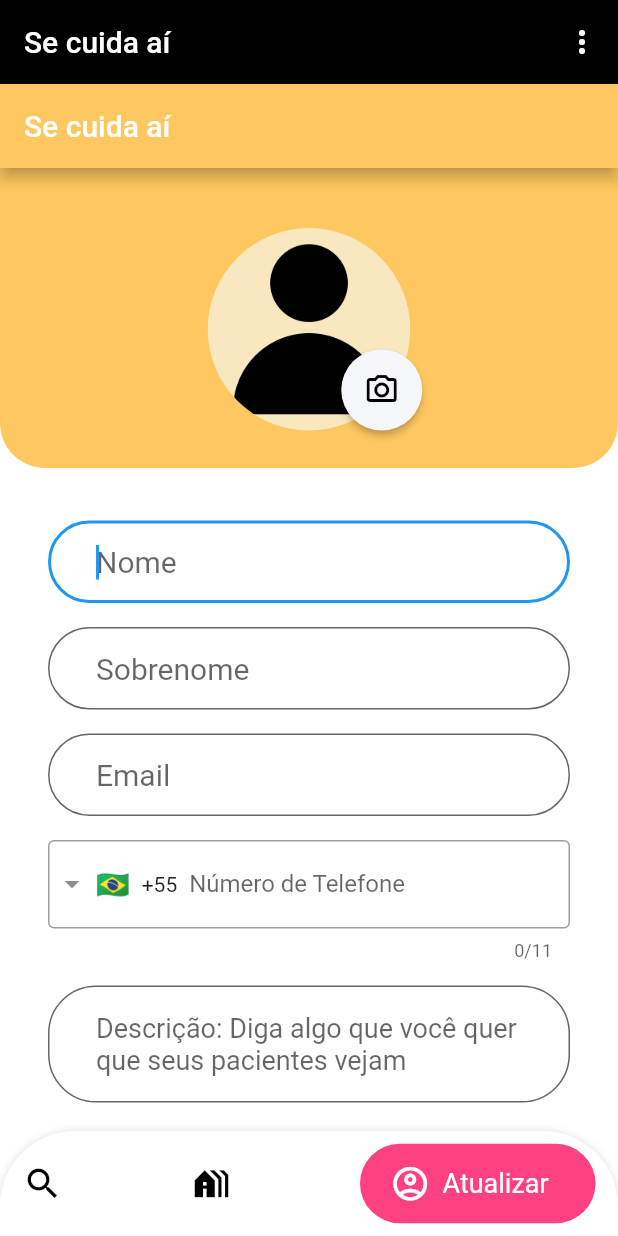
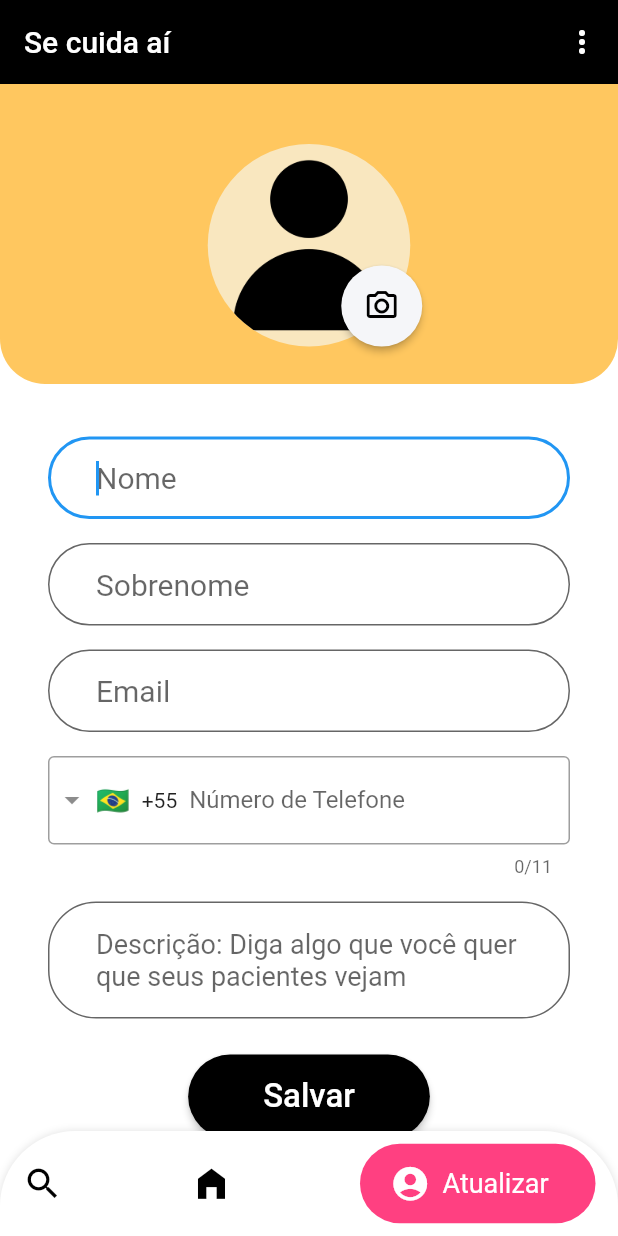
Before and after one commit to Jessicapereirac/Se-cuida-ai, a Flutter app: the homeProfissional screen opened directly, swiped to page 3, on a phone screen of 412 x 824 dp. Run offline on Flutter 3.47's test engine with Material 2 defaults, Android fonts, the phone set to English and light mode, and no system bars; drawn by our look-alikes of intl_phone_field; our stand-ins replace cloud_firestore, firebase_auth, firebase_core, firebase_storage, hexcolor, image_picker and 1 more; accounts and stored records are empty; network calls fail.

Commit message:
navegação sem bug

```diff
--- a/Se_cuida_ai/lib/login.dart
+++ b/Se_cuida_ai/lib/login.dart
@@ -75,9 +75,6 @@ class _loginState extends State<login> {
             MaterialPageRoute(
                 builder: (context) => homeProfissional()));
       }
-
-
-
     }).catchError((error){
       setState(() {
         msgErro = "Login ou senha invalidos, verfique e tente novamente";
@@ -90,7 +87,7 @@ class _loginState extends State<login> {
   Widget build(BuildContext context) {
     return Scaffold(
       appBar: AppBar(
-        backgroundColor: Colors.white10,
+        backgroundColor: Colors.black,
         title: Text("Se cuida aí"),
       ),
       body: Container(
--- a/Se_cuida_ai/lib/telas paciente/principal.dart
+++ b/Se_cuida_ai/lib/telas paciente/principal.dart
@@ -20,7 +20,7 @@ class _homePacienteState extends State<homePaciente> {
 
   PageController _pageController = PageController(
     initialPage: 0,
-    keepPage: true
+    keepPage: false
   );
 
   void mudaPagina(int index){
@@ -53,7 +53,7 @@ class _homePacienteState extends State<homePaciente> {
   Color backgoundColor = Colors.white;
 
   List<NavigationItem> itens = [
-    NavigationItem(Icon(Icons.holiday_village_sharp), Text("  Início "), Colors.purple),
+    NavigationItem(Icon(Icons.home), Text("  Início "), Colors.purple),
     NavigationItem(Icon(Icons.search), Text("Pesquisar"), Colors.amber),
     NavigationItem(Icon(Icons.favorite_border), Text("Favoritos"), Colors.pinkAccent),
   ];
--- a/Se_cuida_ai/lib/telas profissional/atualizarPerfilProfissional.dart
+++ b/Se_cuida_ai/lib/telas profissional/atualizarPerfilProfissional.dart
@@ -37,8 +37,8 @@ class _atualizarPerfilState extends State<atualizarPerfil> {
     String email = _controllerEmail.text;
     String cel = _controllerCelular.text;
 
-    if(nome.length > 4){
-      if(sobrenome.length > 6){
+    if(nome.length > 2){
+      if(sobrenome.length > 2){
         if(email.isNotEmpty && email.contains("@")){
           if(cel.isNotEmpty && cel.length == 11){
             setState(() {
@@ -187,10 +187,7 @@ class _atualizarPerfilState extends State<atualizarPerfil> {
   Widget build(BuildContext context) {
     return Scaffold(
         backgroundColor: Colors.white,
-        appBar:AppBar(
-          backgroundColor: HexColor('#FFC75F'),
-          title: Text("Se cuida aí"),
-        ),
+
         body: SingleChildScrollView(
           child: Column(
             children: [
--- a/Se_cuida_ai/lib/telas profissional/principal.dart
+++ b/Se_cuida_ai/lib/telas profissional/principal.dart
@@ -20,7 +20,7 @@ class _homeProfissionalState extends State<homeProfissional> {
 
   PageController _pageController = PageController(
       initialPage: 0,
-      keepPage: true
+      keepPage: false
   );
 
   void mudaPagina(int index){
@@ -54,8 +54,8 @@ class _homeProfissionalState extends State<homeProfissional> {
 
   List<NavigationItem> itens = [
     NavigationItem(Icon(Icons.search), Text("Atualizar"), Colors.purple),
-    NavigationItem(Icon(Icons.holiday_village_sharp), Text("Perfil"), Colors.amber),
-    NavigationItem(Icon(Icons.account_circle_outlined), Text("Atualizar"), Colors.pinkAccent),
+    NavigationItem(Icon(Icons.home_filled), Text("  Perfil "), Colors.amber),
+    NavigationItem(Icon(Icons.account_circle), Text("Atualizar"), Colors.pinkAccent),
   ];
   List<String> escolhas = ["Sair"];
 
```
Also changed, not shown: Se_cuida_ai/lib/cadastroGeral.dart (+17 -8 lines), Se_cuida_ai/lib/model/paciente.dart (+3 -4 lines), Se_cuida_ai/lib/model/profissional.dart (+3 -9 lines), Se_cuida_ai/lib/telas profissional/cadastroProfissional.dart (+11 -1 lines).
